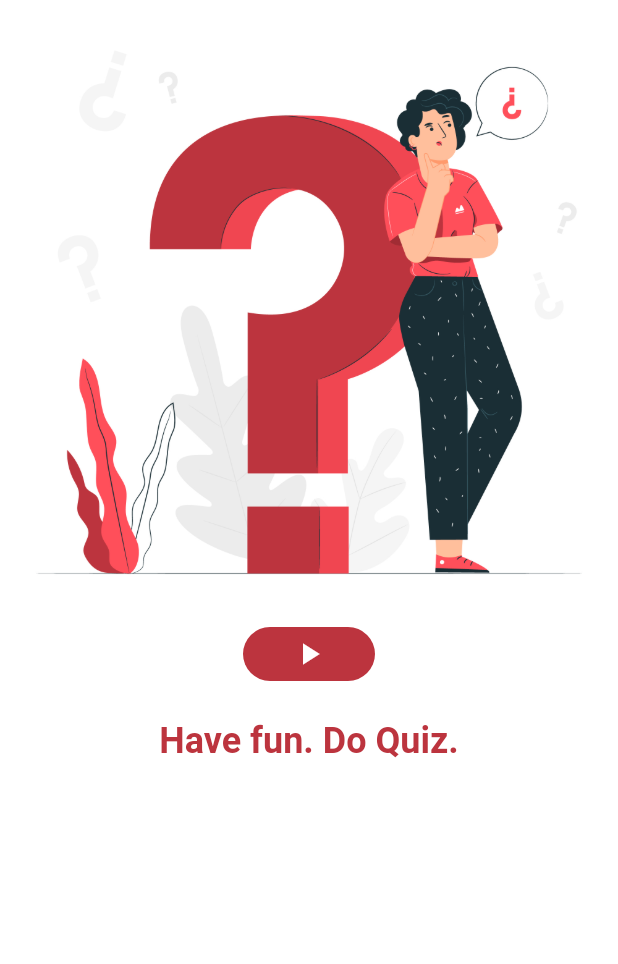
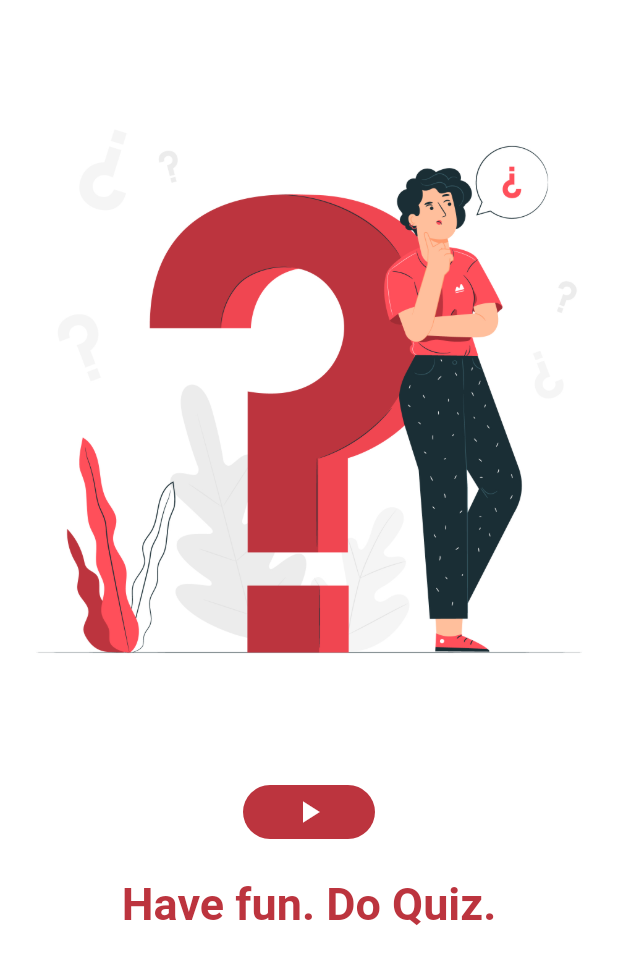
Before and after one commit to kabirnayeem99/Kuizi, a Flutter app: the screen it shows after launch, on a phone screen of 412 x 824 dp. Shown: the top 964 px of the screen. Run offline on Flutter 3.47's test engine with Material 2 defaults, Android fonts, the phone set to English and light mode, and no system bars; our stand-ins replace awesome_dialog, html_unescape; missing offline and left inert: random_color.

Commit message:
changed the screenshot

```diff
--- a/lib/frontend/start_screen.dart
+++ b/lib/frontend/start_screen.dart
@@ -17,12 +17,10 @@ class _StartScreenState extends State<StartScreen> {
         color: Color(0xffffffff),
         child: Center(
           child: SafeArea(
-            child: Align(
-              alignment: Alignment.bottomCenter,
             child: Column(
               children: [
-                  Align(
-                    alignment: Alignment.bottomCenter,
+                Expanded(
+                  flex: 2,
                   child: Image.asset("assets/images/thinking_girl.jpg"),
                 ),
                 FlatButton(
@@ -43,19 +41,20 @@ class _StartScreenState extends State<StartScreen> {
                     color: Colors.white,
                   ),
                 ),
-                  Container(
+                Expanded(
+                  child: Container(
                     margin: EdgeInsets.all(20.0),
                     child: Text(
                       "Have fun. Do Quiz.",
                       style: TextStyle(
-                        fontSize: 24.0,
+                        fontSize: 30.0,
                         fontWeight: FontWeight.bold,
                         color: Pallette.attractiveRed,
                       ),
                     ),
-                  )
+                  ),
+                ),
               ],
-              ),
             ),
           ),
         ),
```
Also changed, not shown: lib/frontend/quiz_screen.dart (+1 -6 lines), files/mockup.png (added), 1 other file. Lines whose indentation alone changed are shown as unchanged.
